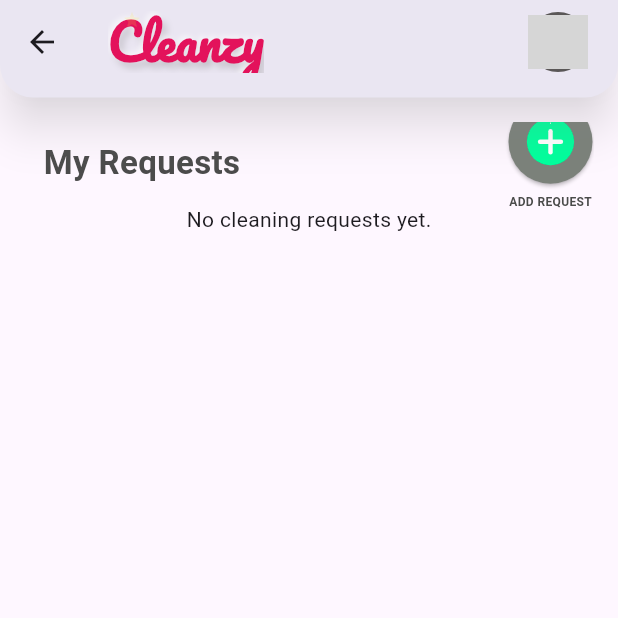
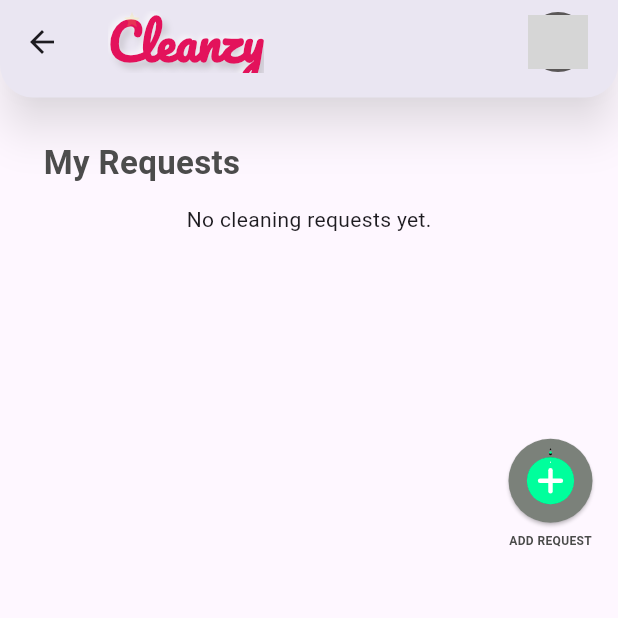
Before and after one commit to sumalka/Cleanzy, a Flutter app: the CustomerDashboard screen opened by its route, on a phone screen of 412 x 824 dp, the top half of it. Run offline on Flutter 3.47's test engine with Material 3 defaults, Android fonts, the phone set to English and light mode, and no system bars; our stand-ins replace cloud_firestore, firebase_auth, firebase_core, google_fonts, google_sign_in, image_picker and 1 more; accounts and stored records are empty; network calls fail; grey boxes are pictures that could not be loaded.

Commit message:
customer dashbord

```diff
--- a/lib/admin_dashboard.dart
+++ b/lib/admin_dashboard.dart
@@ -423,7 +423,10 @@ Widget _buildRequestsList() {
               trailing:
                   requestData['status'] == 'Completed'
                       ? const Icon(Icons.check_circle, color: Colors.green)
-                      : const Icon(Icons.pending, color: Colors.orange),
+                      : const Icon(
+                        Icons.pending,
+                        color: Color.fromARGB(255, 255, 255, 255),
+                      ),
             ),
           );
         },
--- a/lib/customer_dashboard.dart
+++ b/lib/customer_dashboard.dart
@@ -341,7 +341,11 @@ class _HomePageState extends State<HomePage> {
       padding: const EdgeInsets.all(16.0),
       child: Stack(
         children: [
-          SingleChildScrollView(
+          ConstrainedBox(
+            constraints: const BoxConstraints(
+              minHeight: 300,
+            ), // Set minimum height here
+            child: SingleChildScrollView(
               // ✅ Enables full-page scrolling
               child: Column(
                 crossAxisAlignment: CrossAxisAlignment.start,
@@ -404,9 +408,12 @@ class _HomePageState extends State<HomePage> {
                                 contentPadding: const EdgeInsets.all(8.0),
                                 leading:
                                     request['images'] != null &&
-                                          (request['images'] as List).isNotEmpty
+                                            (request['images'] as List)
+                                                .isNotEmpty
                                         ? ClipRRect(
-                                        borderRadius: BorderRadius.circular(6),
+                                          borderRadius: BorderRadius.circular(
+                                            6,
+                                          ),
                                           child: Image.network(
                                             request['images'][0],
                                             width: 60,
@@ -530,8 +537,9 @@ class _HomePageState extends State<HomePage> {
                 ],
               ),
             ),
+          ),
           Positioned(
-            bottom: 16,
+            bottom: 15,
             right: 1,
             child: _buildCategory(context, 'Cleaning', 'assets/cleaning.json'),
           ),
```
Lines whose indentation alone changed are shown as unchanged.
